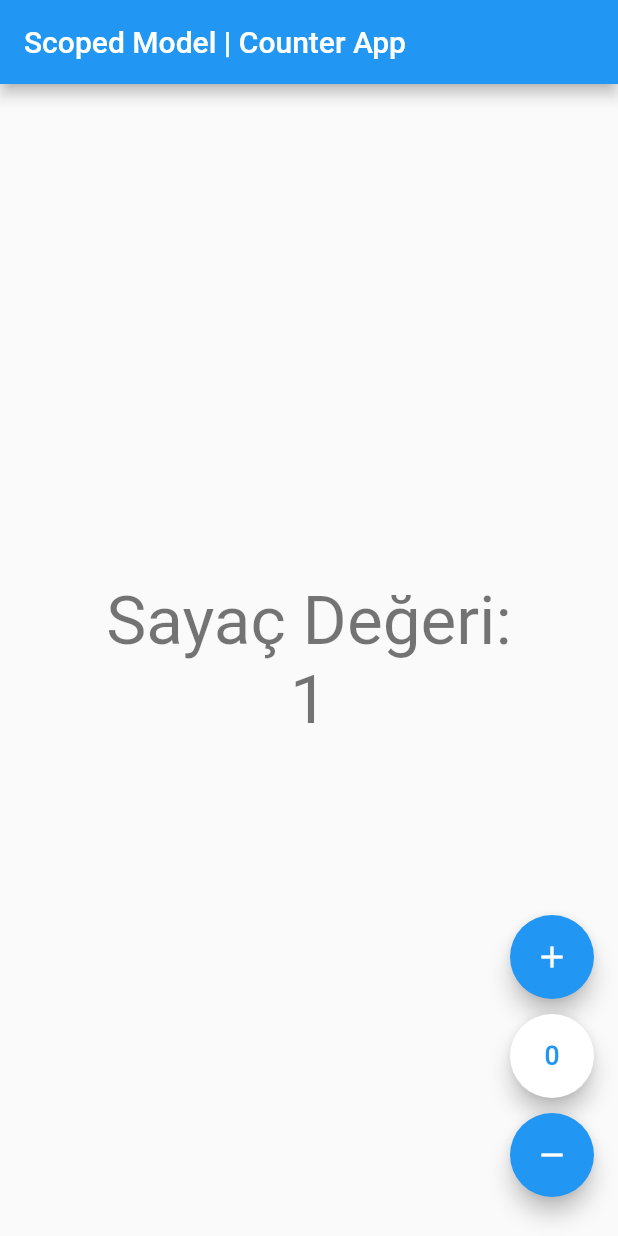
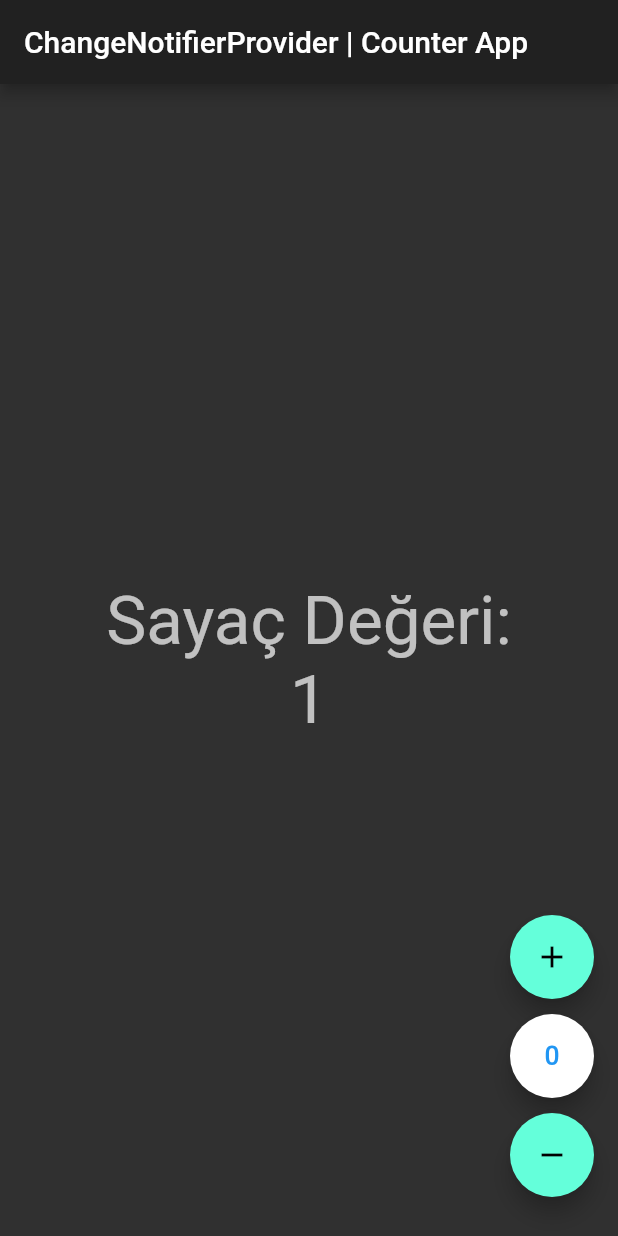
Before and after one commit to ahmetkah/flutter_counter_app_tutorials, a Flutter app: the screen it shows after launch, after a tap on the "add" icon, on a phone screen of 412 x 824 dp. Run offline on Flutter 3.47's test engine with Material 2 defaults, Android fonts, the light colour scheme and no system bars.

Commit message:
first commit

```diff
--- a/lib/app.dart
+++ b/lib/app.dart
@@ -11,7 +11,7 @@ class App extends StatelessWidget {
     return MaterialApp(
       title: 'Flutter Counter App Tutorials',
       debugShowCheckedModeBanner: false,
-      theme: ThemeData.light(),
+      theme: ThemeData.dark(),
       home: const CounterView(),
     );
   }
--- a/lib/main.dart
+++ b/lib/main.dart
@@ -1,14 +1,14 @@
 import 'package:flutter/material.dart';
-import 'package:scoped_model/scoped_model.dart';
+import 'package:provider/provider.dart';
 
 import 'app.dart';
-import 'model/counter_model.dart';
+import 'provider/counter_notifier.dart';
 
-/// [6. Adım]: ScopedModel’i Konumlandırın
+/// [6. Adım]: ChangeNotifierProvider’ı Konumlandırın
 void main() {
   runApp(
-    ScopedModel<CounterModel>(
-      model: CounterModel(),
+    ChangeNotifierProvider<CounterNotifier>(
+      create: (context) => CounterNotifier(),
       child: const App(),
     ),
   );
--- a/lib/model/counter_model.dart
+++ b/lib/provider/counter_notifier.dart
@@ -1,7 +1,7 @@
-import 'package:scoped_model/scoped_model.dart';
+import 'package:flutter/foundation.dart';
 
-/// Sınıfı [Model]'den kalıtım al.
-class CounterModel extends Model {
+/// Sınıfı [ChangeNotifier]'dan kalıtım al.
+class CounterNotifier extends ChangeNotifier {
   /// Değişimini dinleyeceğimiz değişkeni oluştur.
   /// ve başlangıç değeri olarak 0 ata.
   int _counter = 0;
--- a/lib/view/counter_view.dart
+++ b/lib/view/counter_view.dart
@@ -1,7 +1,7 @@
 import 'package:flutter/material.dart';
-import 'package:scoped_model/scoped_model.dart';
+import 'package:provider/provider.dart';
 
-import '../model/counter_model.dart';
+import '../provider/counter_notifier.dart';
 
 class CounterView extends StatelessWidget {
   const CounterView({Key? key}) : super(key: key);
@@ -9,17 +9,23 @@ class CounterView extends StatelessWidget {
   @override
   Widget build(BuildContext context) {
     /// Değişimini dinleyeceğimiz değişkene erişim için
-    /// [rebuildOnChange: true]: Rebuild için
-    final _watch = ScopedModel.of<CounterModel>(context, rebuildOnChange: true);
+    /// [listen: true]: Rebuild için
+    final _watch = Provider.of<CounterNotifier>(context, listen: true);
+
+    /// 2. Alterantif
+    ///final _watch = context.watch<CounterNotifier>();
 
     /// Metotlara erişim için
-    /// [rebuildOnChange: false]: Rebuild olmaması için
-    final _read = ScopedModel.of<CounterModel>(context, rebuildOnChange: false);
+    /// [listen: false]: Rebuild olmaması için
+    final _read = Provider.of<CounterNotifier>(context, listen: false);
+
+    /// 2. Alterantif
+    ///final _read = context.read<CounterNotifier>();
 
     return Scaffold(
       appBar: AppBar(
         title: Text(
-          'Scoped Model | Counter App',
+          'ChangeNotifierProvider | Counter App',
         ),
       ),
       body: Center(
--- a/pubspec.yaml
+++ b/pubspec.yaml
@@ -12,7 +12,7 @@ dependencies:
     sdk: flutter
   cupertino_icons: ^1.0.3
   #State Management
-  scoped_model: ^2.0.0-nullsafety.0
+  provider: ^5.0.0
 
 dev_dependencies:
   flutter_test:
```
Also changed, not shown: pubspec.lock, 1 other file.
